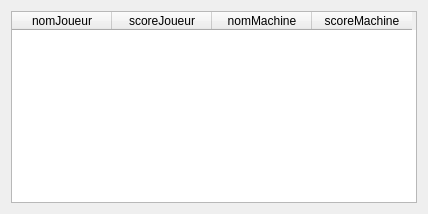
RobinAlonzo/S2-01_Chifoumi, file scores.ui: the form before one commit.
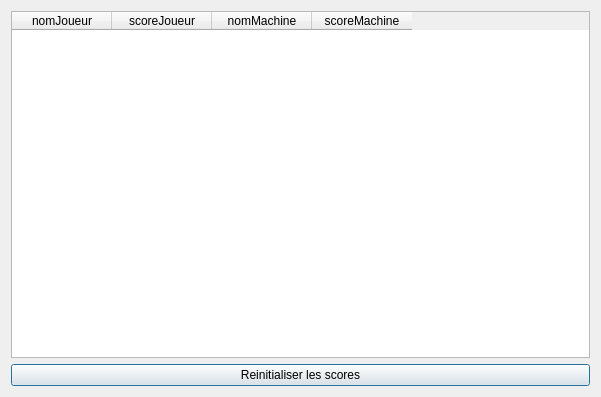
The form after the commit.

```diff
--- a/scores.ui
+++ b/scores.ui
@@ -6,8 +6,8 @@
    <rect>
     <x>0</x>
     <y>0</y>
-    <width>428</width>
-    <height>210</height>
+    <width>601</width>
+    <height>397</height>
    </rect>
   </property>
   <property name="sizePolicy">
@@ -50,6 +50,13 @@
      </column>
     </widget>
    </item>
+   <item>
+    <widget class="QPushButton" name="bEffacer">
+     <property name="text">
+      <string>Reinitialiser les scores</string>
+     </property>
+    </widget>
+   </item>
   </layout>
  </widget>
  <resources/>
```
